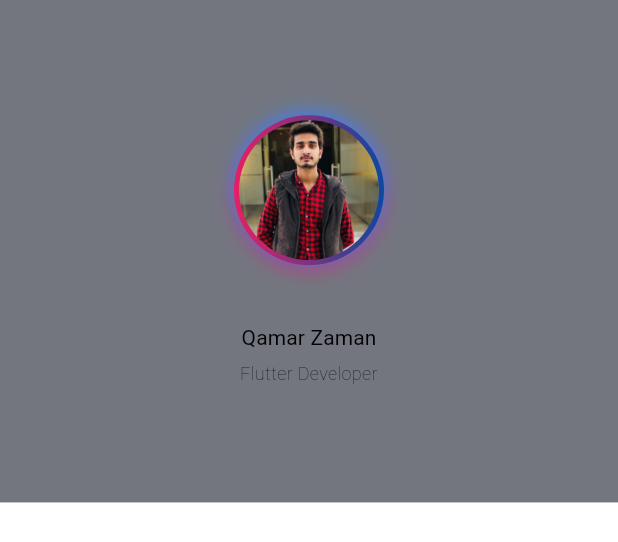
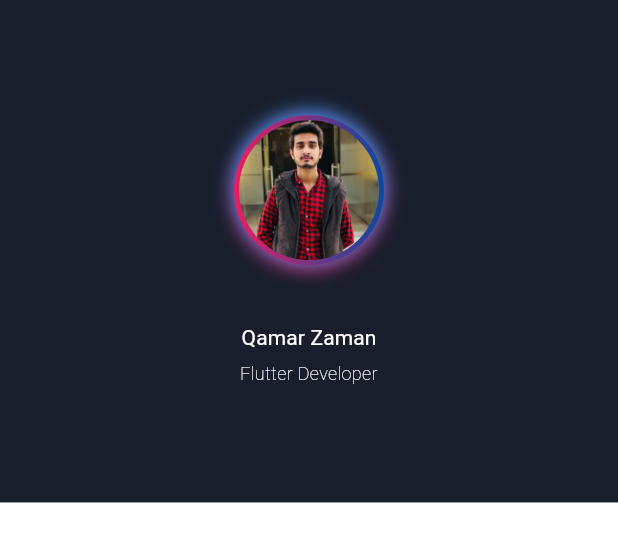
Before and after one commit to Qamarzaman555/qamar_zk_portfolio, a Flutter app: the About widget shown alone on an empty page, opened directly, on a phone screen of 412 x 824 dp. Shown: the top 542 px of the screen. Run offline on Flutter 3.47's test engine with Material 3 defaults, Android fonts, the phone set to English and light mode, and no system bars; our stand-ins replace carousel_slider, flutter_svg, font_awesome_flutter, get, iconsax, photo_view and 1 more; Roboto replaces fonts that are missing (Poppins).

Commit message:
fixed some responsiveness rest are going to be fixed

```diff
--- a/lib/features/screens/about_me/components/side_image.dart
+++ b/lib/features/screens/about_me/components/side_image.dart
@@ -13,7 +13,7 @@ class MyImage extends StatelessWidget {
       child: Column(
         children: [
           Image(
-            image: AssetImage(AppImages.myPhoto),
+            image: AssetImage(AppImages.myPhotoNoBG),
             fit: BoxFit.fitHeight,
           ),
           Divider(
--- a/lib/features/screens/contact_me/components/contact_me_form_desktop.dart
+++ b/lib/features/screens/contact_me/components/contact_me_form_desktop.dart
@@ -104,6 +104,8 @@ class ContactMeFormDesktop extends StatelessWidget {
                 SizedBox(
                   width: 200,
                   child: OutlinedButton(
+                      style: OutlinedButton.styleFrom(
+                          side: const BorderSide(color: Colors.black)),
                       onPressed: controller.sendEmail,
                       child: const Row(
                         children: [
--- a/lib/features/screens/contact_me/components/contact_me_form_small.dart
+++ b/lib/features/screens/contact_me/components/contact_me_form_small.dart
@@ -95,6 +95,8 @@ class ContactMeFormSmall extends StatelessWidget {
             SizedBox(
               width: 200,
               child: OutlinedButton(
+                  style: OutlinedButton.styleFrom(
+                      side: const BorderSide(color: Colors.black)),
                   onPressed: controller.sendEmail,
                   child: const Row(
                     children: [
--- a/lib/features/screens/contact_me/components/side_title_column.dart
+++ b/lib/features/screens/contact_me/components/side_title_column.dart
@@ -1,7 +1,7 @@
 import 'package:flutter/material.dart';
 
-import '../../../../constants/widgets/title_text/title_text.dart';
 import '../../../../utils/constants/app_strings.dart';
+import 'combine_contacts_title_text.dart';
 
 class SideTitle extends StatelessWidget {
   const SideTitle({
@@ -13,7 +13,7 @@ class SideTitle extends StatelessWidget {
     return Column(
       crossAxisAlignment: CrossAxisAlignment.start,
       children: [
-        const CombineTitleText(text1: 'Contact', text2: 'Me'),
+        const CombineContactsTitleText(),
         Text(
           'Ask me anything or just say hi...',
           style:
--- a/lib/features/screens/main/components/drawer/about.dart
+++ b/lib/features/screens/main/components/drawer/about.dart
@@ -10,7 +10,7 @@ class About extends StatelessWidget {
     return AspectRatio(
       aspectRatio: 1.23,
       child: Container(
-        color: AppColors.bgColor.withOpacity(0.55),
+        color: AppColors.bgColor.withOpacity(0.9),
         child: Column(
           children: [
             const Spacer(
@@ -20,13 +20,19 @@ class About extends StatelessWidget {
             const Spacer(),
             Text(
               'Qamar Zaman',
-              style: Theme.of(context).textTheme.titleSmall,
+              style: Theme.of(context)
+                  .textTheme
+                  .titleSmall!
+                  .apply(color: Colors.white),
             ),
-            SizedBox(height: AppSizes.defaultPadding / 4),
+            const SizedBox(height: AppSizes.defaultPadding / 4),
             const Text(
               'Flutter Developer',
               textAlign: TextAlign.center,
-              style: TextStyle(fontWeight: FontWeight.w200, height: 1.5),
+              style: TextStyle(
+                  fontWeight: FontWeight.w200,
+                  height: 1.5,
+                  color: Colors.white),
             ),
             const Spacer(
               flex: 2,
--- a/lib/features/screens/main/components/navigation_bar.dart
+++ b/lib/features/screens/main/components/navigation_bar.dart
@@ -10,7 +10,7 @@ class TopNavigationBar extends StatelessWidget {
   @override
   Widget build(BuildContext context) {
     return Scaffold(
-      backgroundColor: Colors.black12,
+      backgroundColor: Colors.transparent,
       body: Row(
         crossAxisAlignment: CrossAxisAlignment.center,
         children: [
--- a/lib/features/screens/main/components/navigation_button_list.dart
+++ b/lib/features/screens/main/components/navigation_button_list.dart
@@ -1,5 +1,6 @@
 import 'package:flutter/material.dart';
 import 'package:get/get.dart';
+import '../../../../constants/widgets/responsive/responsive.dart';
 import '../../../controllers/page_controller.dart';
 
 import 'navigation_button.dart';
@@ -8,6 +9,7 @@ class NavigationButtonList extends StatelessWidget {
   const NavigationButtonList({super.key});
   @override
   Widget build(BuildContext context) {
+    final isMobile = Responsive.isMobile(context);
     final controller = Get.put(CustomPageController());
     return TweenAnimationBuilder(
       tween: Tween(begin: 0.0, end: 1.0),
@@ -28,6 +30,7 @@ class NavigationButtonList extends StatelessWidget {
               NavigationTextButton(
                   onTap: () => controller.selectTab(3, context),
                   text: 'Experience'),
+              if (isMobile) const SizedBox(width: 6),
               NavigationTextButton(
                   onTap: () => controller.selectTab(4, context),
                   text: 'Contact Me'),
--- a/lib/utils/theme/outline_btn_theme.dart
+++ b/lib/utils/theme/outline_btn_theme.dart
@@ -9,7 +9,7 @@ class AppOutlinedBtnTheme {
     style: OutlinedButton.styleFrom(
       elevation: 0,
       foregroundColor: Colors.black,
-      side: const BorderSide(color: Colors.blue),
+      side: BorderSide.none,
       padding: const EdgeInsets.symmetric(vertical: 16, horizontal: 20),
       textStyle: const TextStyle(
           fontSize: 16, color: Colors.black, fontWeight: FontWeight.w600),
```
Also changed, not shown: lib/features/screens/contact_me/components/combine_contacts_title_text.dart (added, +45 -0 lines), lib/features/screens/main/components/navigation_button.dart (+13 -1 lines).
